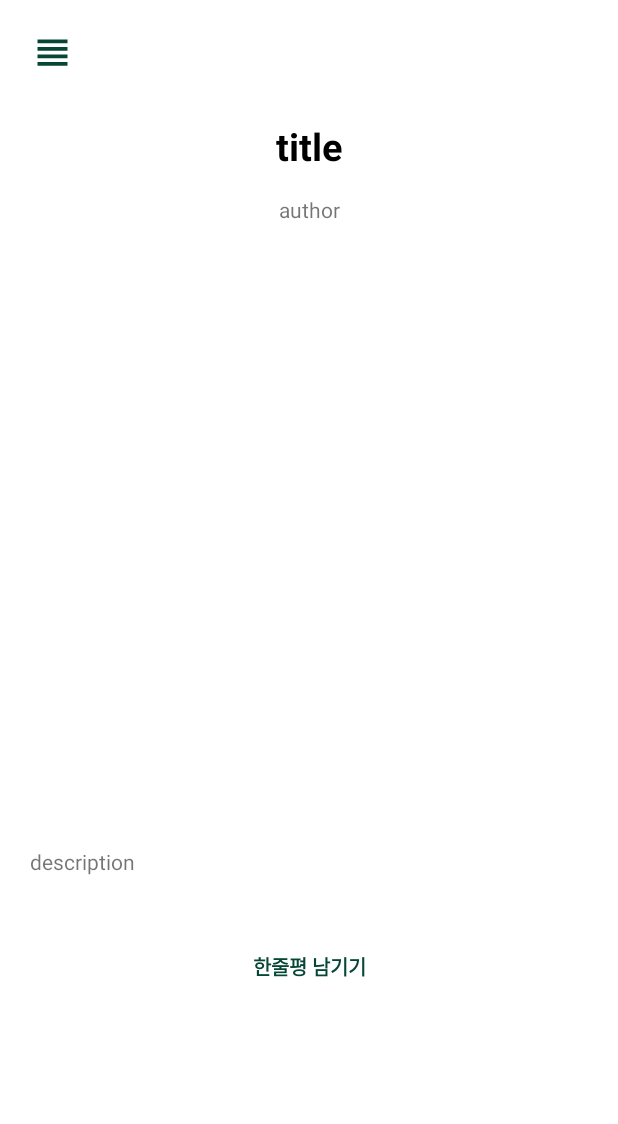
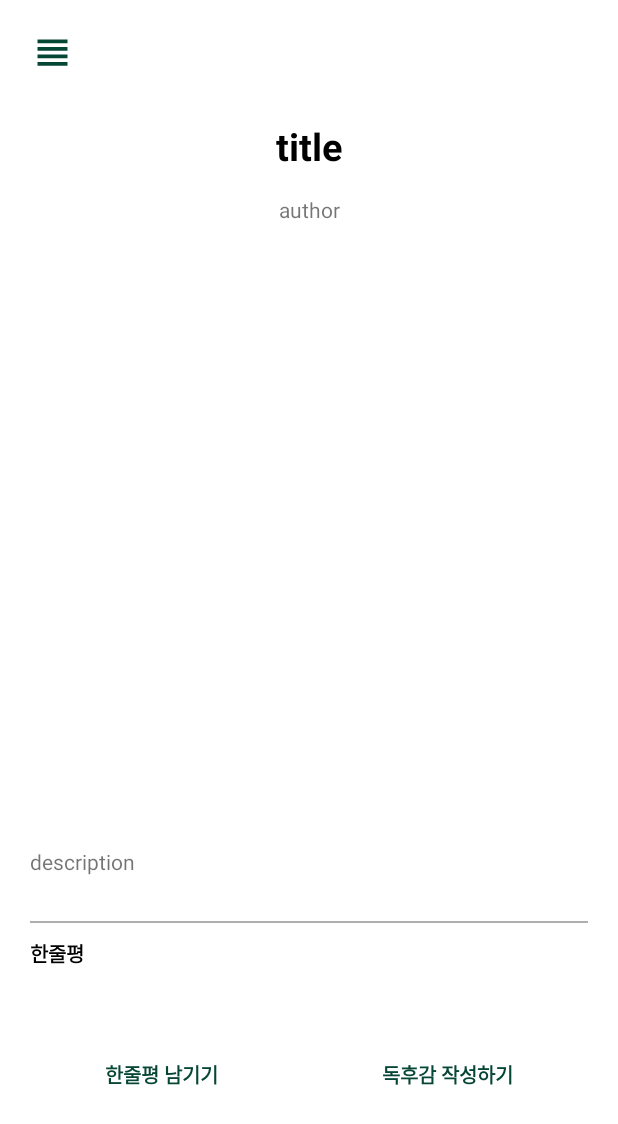
Before and after one commit to nezhitsya/BookDiary_AOS, an Android app: the fragment BookDetailFragment placed in its activity, on a phone screen of 412 x 824 dp. Shown: the top 1124 px of the screen. Run offline under Robolectric (Android 15) with nearby library versions, the phone set to English and light mode, and no system bars; our stand-ins replace Firebase (no records; nobody signed in at launch, a user with empty details on screens opened directly), Picasso; pictures from the network do not load; 8 statements that could not run were skipped.

```diff
--- /dev/null
+++ b/app/src/main/java/com/nezhitsya/book/adapter/BookDetailAdapter.kt
@@ -0,0 +1,4 @@
+package com.nezhitsya.book.adapter
+
+class BookDetailAdapter {
+}
--- a/app/src/main/java/com/nezhitsya/book/fragment/BookDetailFragment.kt
+++ b/app/src/main/java/com/nezhitsya/book/fragment/BookDetailFragment.kt
@@ -1,5 +1,6 @@
 package com.nezhitsya.book.fragment
 
+import android.app.AlertDialog
 import android.os.Bundle
 import androidx.fragment.app.Fragment
 import android.view.LayoutInflater
@@ -9,8 +10,19 @@ import android.widget.ImageView
 import android.widget.TextView
 import com.nezhitsya.book.R
 import com.squareup.picasso.Picasso
+import android.content.DialogInterface
+
+import com.google.firebase.database.FirebaseDatabase
+
+import android.widget.LinearLayout
+
+import android.widget.EditText
+import androidx.recyclerview.widget.LinearLayoutManager
+import androidx.recyclerview.widget.RecyclerView
 
 class BookDetailFragment : Fragment() {
+
+    private lateinit var recyclerView: RecyclerView
 
     override fun onCreateView(
         inflater: LayoutInflater, container: ViewGroup?,
@@ -23,6 +35,7 @@ class BookDetailFragment : Fragment() {
         var author: TextView = view.findViewById(R.id.author)
         var description: TextView = view.findViewById(R.id.description)
         var write: TextView = view.findViewById(R.id.write_btn)
+        var comment: TextView = view.findViewById(R.id.comment_btn)
 
         Picasso.get().load(requireArguments().getString("image")).into(image)
         title.text = requireArguments().getString("title")
@@ -33,7 +46,41 @@ class BookDetailFragment : Fragment() {
             requireActivity().supportFragmentManager.beginTransaction().replace(R.id.fragment_container, WriteFragment()).addToBackStack(null).commit()
         }
 
+        comment.setOnClickListener {
+            writeComment(requireArguments().getString("title").toString())
+        }
+
+        recyclerView = view.findViewById(R.id.recycler_view)
+        recyclerView.setHasFixedSize(true)
+        val linearLayoutManager = LinearLayoutManager(context)
+        linearLayoutManager.reverseLayout = true
+        linearLayoutManager.stackFromEnd = true
+        recyclerView.layoutManager = linearLayoutManager
+
         return view
     }
 
+    private fun writeComment(title: String) {
+        val dialog: AlertDialog.Builder = AlertDialog.Builder(context)
+        dialog.setTitle("한줄평 남기기")
+
+        val editText = EditText(context)
+        val lp = LinearLayout.LayoutParams(
+            LinearLayout.LayoutParams.MATCH_PARENT,
+            LinearLayout.LayoutParams.MATCH_PARENT
+        )
+        editText.layoutParams = lp
+        dialog.setView(editText)
+
+        dialog.setPositiveButton("작성하기") { dialog, which ->
+            val hashMap: HashMap<String, Any> = HashMap()
+            hashMap["comment"] = editText.text.toString()
+            FirebaseDatabase.getInstance().getReference("Comments").child(title).setValue(hashMap)
+        }
+        dialog.setNegativeButton("취소하기") { dialog, which ->
+            dialog.dismiss()
+        }
+        dialog.show()
+    }
+
 }
--- /dev/null
+++ b/app/src/main/res/drawable/ic_photo.xml
@@ -0,0 +1,5 @@
+<vector android:height="24dp" android:tint="#D9D9D9"
+    android:viewportHeight="24" android:viewportWidth="24"
+    android:width="24dp" xmlns:android="http://schemas.android.com/apk/res/android">
+    <path android:fillColor="@android:color/white" android:pathData="M21,19V5c0,-1.1 -0.9,-2 -2,-2H5c-1.1,0 -2,0.9 -2,2v14c0,1.1 0.9,2 2,2h14c1.1,0 2,-0.9 2,-2zM8.5,13.5l2.5,3.01L14.5,12l4.5,6H5l3.5,-4.5z"/>
+</vector>
--- a/app/src/main/res/layout/fragment_book_detail.xml
+++ b/app/src/main/res/layout/fragment_book_detail.xml
@@ -61,8 +61,42 @@
                 app:layout_constraintStart_toStartOf="parent"
                 app:layout_constraintTop_toBottomOf="@+id/cover_image" />
 
+            <View
+                android:id="@+id/line1"
+                android:layout_width="match_parent"
+                android:layout_height="2px"
+                android:layout_marginTop="10dp"
+                android:layout_marginStart="20dp"
+                android:layout_marginEnd="20dp"
+                android:background="@color/colorGray"
+                app:layout_constraintTop_toBottomOf="@id/description"/>
+
             <TextView
-                android:id="@+id/write_btn"
+                android:id="@+id/text1"
+                android:layout_width="wrap_content"
+                android:layout_height="match_parent"
+                android:text="한줄평"
+                android:textColor="@color/colorBlack"
+                android:textStyle="bold"
+                android:textSize="13dp"
+                android:layout_marginTop="10dp"
+                android:paddingLeft="20dp"
+                app:layout_constraintTop_toBottomOf="@id/line1"
+                app:layout_constraintStart_toStartOf="parent" />
+
+            <androidx.recyclerview.widget.RecyclerView
+                android:id="@+id/recycler_view"
+                android:layout_width="match_parent"
+                android:layout_height="wrap_content"
+                android:layout_marginTop="10dp"
+                android:paddingLeft="20dp"
+                android:paddingRight="20dp"
+                android:paddingTop="10dp"
+                android:paddingBottom="10dp"
+                app:layout_constraintTop_toBottomOf="@id/text1" />
+
+            <TextView
+                android:id="@+id/comment_btn"
                 android:layout_width="wrap_content"
                 android:layout_height="wrap_content"
                 android:text="한줄평 남기기"
@@ -70,10 +104,24 @@
                 android:textSize="13dp"
                 android:textColor="@color/colorGreen"
                 android:layout_marginTop="10dp"
+                android:layout_marginLeft="50dp"
                 android:padding="20dp"
-                app:layout_constraintTop_toBottomOf="@+id/description"
-                app:layout_constraintEnd_toEndOf="parent"
+                app:layout_constraintTop_toBottomOf="@+id/recycler_view"
                 app:layout_constraintStart_toStartOf="parent" />
+
+            <TextView
+                android:id="@+id/write_btn"
+                android:layout_width="wrap_content"
+                android:layout_height="wrap_content"
+                android:text="독후감 작성하기"
+                android:textStyle="bold"
+                android:textSize="13dp"
+                android:textColor="@color/colorGreen"
+                android:layout_marginTop="10dp"
+                android:layout_marginRight="50dp"
+                android:padding="20dp"
+                app:layout_constraintTop_toBottomOf="@+id/recycler_view"
+                app:layout_constraintRight_toRightOf="parent" />
 
         </androidx.constraintlayout.widget.ConstraintLayout>
 
```
Also changed, not shown: app/src/main/res/layout/fragment_write.xml (+41 -6 lines).
